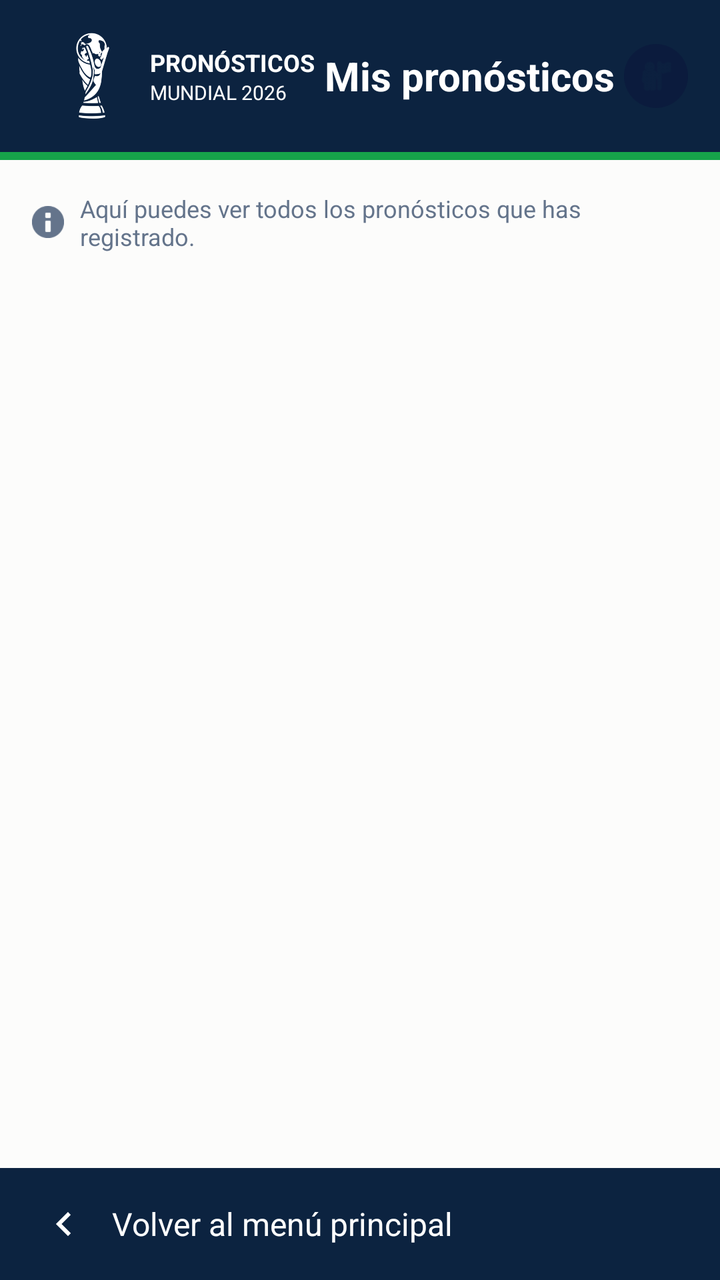
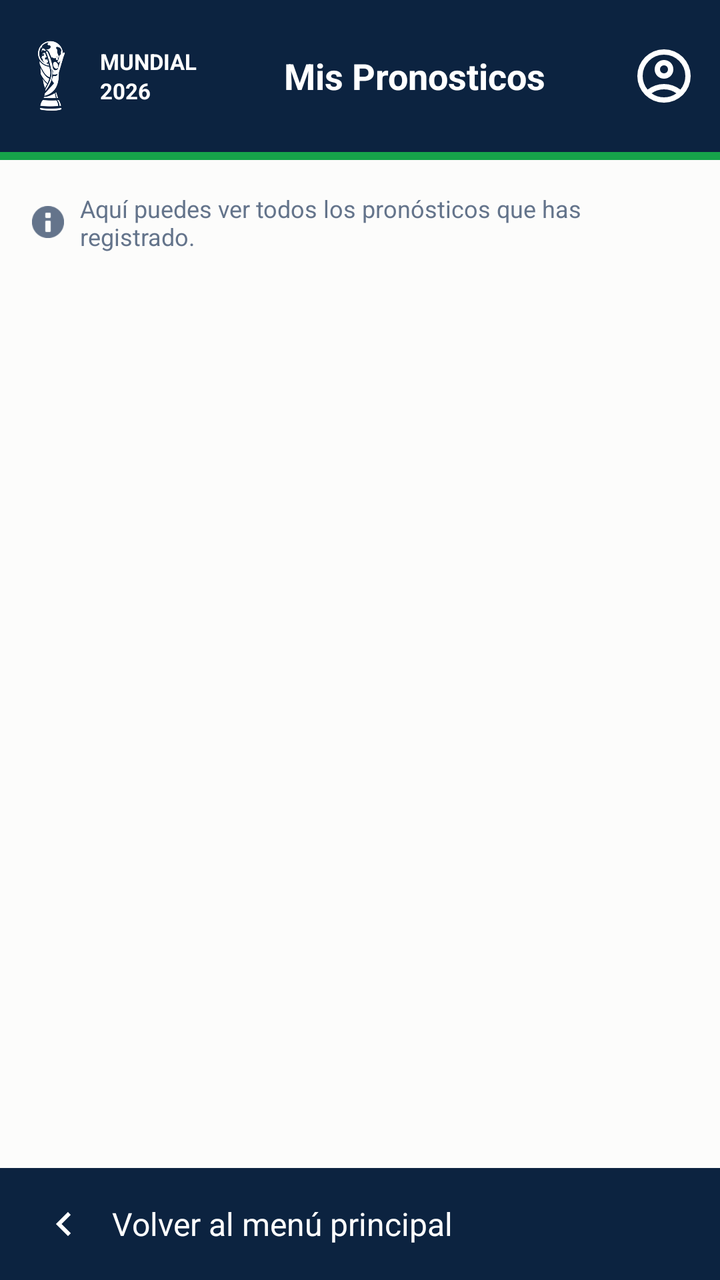

Before-and-after screenshots of an Android layout around one commit, followed by the original layout XML and the change that was made.
<!-- AndroidManifest.xml: application theme Theme.POO4_2P_GUERRERO_MARQUEZ_PALAGUACHI -->
<!-- res/layout/activity_mis_pronosticos.xml -->
<?xml version="1.0" encoding="utf-8"?>
<LinearLayout xmlns:android="http://schemas.android.com/apk/res/android"
    xmlns:app="http://schemas.android.com/apk/res-auto"
    android:layout_width="match_parent"
    android:layout_height="match_parent"
    android:background="#FCFCFB"
    android:orientation="vertical">

    <LinearLayout
        android:layout_width="match_parent"
        android:layout_height="76dp"
        android:background="#0C2340"
        android:gravity="center_vertical"
        android:orientation="horizontal"
        android:paddingHorizontal="16dp">

        <ImageView
            android:layout_width="59dp"
            android:layout_height="50dp"
            android:src="@drawable/copa_mundial_blanca" />

        <LinearLayout
            android:layout_width="wrap_content"
            android:layout_height="wrap_content"
            android:orientation="vertical">

            <TextView
                android:layout_width="wrap_content"
                android:layout_height="wrap_content"
                android:text="PRONÓSTICOS"
                android:textColor="#FFFFFF"
                android:textSize="12sp"
                android:textStyle="bold" />
            <TextView
                android:layout_width="wrap_content"
                android:layout_height="wrap_content"
                android:text="MUNDIAL 2026"
                android:textColor="#FFFFFF"
                android:textSize="10sp" />
        </LinearLayout>

        <TextView
            android:layout_width="0dp"
            android:layout_height="wrap_content"
            android:layout_weight="1"
            android:gravity="center"
            android:text="Mis pronósticos"
            android:textColor="#FFFFFF"
            android:textSize="20sp"
            android:textStyle="bold" />

        <ImageView
            android:layout_width="32dp"
            android:layout_height="32dp"
            android:background="@drawable/shape_circle_avatar"
            android:padding="6dp"
            android:src="@android:drawable/ic_menu_myplaces"
            app:tint="#0C2340" />
    </LinearLayout>

    <View
        android:layout_width="match_parent"
        android:layout_height="4dp"
        android:background="#16A34A" />

    <LinearLayout
        android:layout_width="match_parent"
        android:layout_height="wrap_content"
        android:layout_marginTop="16dp"
        android:layout_marginBottom="8dp"
        android:layout_marginHorizontal="16dp"
        android:gravity="center_vertical"
        android:orientation="horizontal">

        <ImageView
            android:layout_width="16dp"
            android:layout_height="16dp"
            android:src="@android:drawable/ic_dialog_info"
            app:tint="#64748B" />

        <TextView
            android:layout_width="wrap_content"
            android:layout_height="wrap_content"
            android:layout_marginStart="8dp"
            android:text="Aquí puedes ver todos los pronósticos que has registrado."
            android:textColor="#64748B"
            android:textSize="12sp" />
    </LinearLayout>

    <ScrollView
        android:layout_width="match_parent"
        android:layout_height="0dp"
        android:layout_weight="1"
        android:fillViewport="true">

        <LinearLayout
            android:id="@+id/containerPronosticos"
            android:layout_width="match_parent"
            android:layout_height="wrap_content"
            android:orientation="vertical"
            android:paddingHorizontal="16dp"
            android:paddingBottom="16dp" />
    </ScrollView>

    <LinearLayout
        android:id="@+id/btnVolver"
        android:layout_width="match_parent"
        android:layout_height="56dp"
        android:background="#0C2340"
        android:clickable="true"
        android:focusable="true"
        android:gravity="center_vertical"
        android:onClick="volverAlMenu"
        android:orientation="horizontal"
        android:paddingHorizontal="20dp">

        <ImageView
            android:layout_width="24dp"
            android:layout_height="24dp"
            android:src="@drawable/ic_flecha_derecha"
            android:rotation="180"
            app:tint="#FFFFFF" />

        <TextView
            android:layout_width="wrap_content"
            android:layout_height="wrap_content"
            android:layout_marginStart="12dp"
            android:text="Volver al menú principal"
            android:textColor="#FFFFFF"
            android:textSize="16sp" />
    </LinearLayout>

</LinearLayout>
<!-- resources referenced by this layout -->
<resources>
  <!-- drawable copa_mundial_blanca: png bitmap (drawable, 53141 bytes) -->
  <!-- drawable ic_flecha_derecha (drawable) -->
  <vector xmlns:android="http://schemas.android.com/apk/res/android"
      android:width="24dp"
      android:height="24dp"
      android:viewportWidth="24"
      android:viewportHeight="24">
      <path
          android:fillColor="#0C2340"
          android:pathData="M8.59,16.58L13.17,12L8.59,7.41L10,6L16,12L10,18L8.59,16.58Z"/>
  </vector>
  <!-- drawable shape_circle_avatar (drawable) -->
  <?xml version="1.0" encoding="utf-8"?>
  <shape xmlns:android="http://schemas.android.com/apk/res/android"
      android:shape="oval">
      <solid android:color="#0B1B3D" />
  </shape>
  <style name="Theme.POO4_2P_GUERRERO_MARQUEZ_PALAGUACHI" parent="Base.Theme.POO4_2P_GUERRERO_MARQUEZ_PALAGUACHI" />
  <style name="Base.Theme.POO4_2P_GUERRERO_MARQUEZ_PALAGUACHI" parent="Theme.Material3.DayNight.NoActionBar">
          
          
      </style>
</resources>

<!-- the commit's change to res/layout/activity_mis_pronosticos.xml (unified diff, before → after) -->
@@ -11,32 +11,35 @@
         android:layout_height="76dp"
         android:background="#0C2340"
         android:gravity="center_vertical"
-        android:orientation="horizontal"
-        android:paddingHorizontal="16dp">
+        android:orientation="horizontal">
 
         <ImageView
-            android:layout_width="59dp"
-            android:layout_height="50dp"
+            android:layout_width="48dp"
+            android:layout_height="42dp"
+            android:layout_marginStart="1dp"
             android:src="@drawable/copa_mundial_blanca" />
 
         <LinearLayout
             android:layout_width="wrap_content"
             android:layout_height="wrap_content"
+            android:layout_marginStart="1dp"
             android:orientation="vertical">
 
             <TextView
                 android:layout_width="wrap_content"
                 android:layout_height="wrap_content"
-                android:text="PRONÓSTICOS"
+                android:text="MUNDIAL"
                 android:textColor="#FFFFFF"
-                android:textSize="12sp"
+                android:textSize="11sp"
                 android:textStyle="bold" />
+
             <TextView
                 android:layout_width="wrap_content"
                 android:layout_height="wrap_content"
-                android:text="MUNDIAL 2026"
+                android:text="2026"
                 android:textColor="#FFFFFF"
-                android:textSize="10sp" />
+                android:textSize="11sp"
+                android:textStyle="bold" />
         </LinearLayout>
 
         <TextView
@@ -44,18 +47,18 @@
             android:layout_height="wrap_content"
             android:layout_weight="1"
             android:gravity="center"
-            android:text="Mis pronósticos"
+            android:text="Mis Pronosticos"
             android:textColor="#FFFFFF"
-            android:textSize="20sp"
+            android:textSize="18sp"
             android:textStyle="bold" />
 
         <ImageView
             android:layout_width="32dp"
-            android:layout_height="32dp"
-            android:background="@drawable/shape_circle_avatar"
-            android:padding="6dp"
-            android:src="@android:drawable/ic_menu_myplaces"
-            app:tint="#0C2340" />
+            android:layout_height="48dp"
+            android:layout_marginEnd="12dp"
+            android:src="@drawable/ic_persona"
+            app:tint="#FFFFFF" />
+
     </LinearLayout>
 
     <View
<!-- resource entries referenced after the edit -->
@@ -11,12 +11,12 @@
           android:fillColor="#0C2340"
           android:pathData="M8.59,16.58L13.17,12L8.59,7.41L10,6L16,12L10,18L8.59,16.58Z"/>
   </vector>
-  <!-- drawable shape_circle_avatar (drawable) -->
-  <?xml version="1.0" encoding="utf-8"?>
-  <shape xmlns:android="http://schemas.android.com/apk/res/android"
-      android:shape="oval">
-      <solid android:color="#0B1B3D" />
-  </shape>
+  <!-- drawable ic_persona (drawable) -->
+  <vector xmlns:android="http://schemas.android.com/apk/res/android" android:height="24dp" android:tint="#000000" android:viewportHeight="960" android:viewportWidth="960" android:width="24dp">
+        
+      <path android:fillColor="@android:color/white" android:pathData="M234,684Q285,645 348,622.5Q411,600 480,600Q549,600 612,622.5Q675,645 726,684Q761,643 780.5,591Q800,539 800,480Q800,347 706.5,253.5Q613,160 480,160Q347,160 253.5,253.5Q160,347 160,480Q160,539 179.5,591Q199,643 234,684ZM380.5,479.5Q340,439 340,380Q340,321 380.5,280.5Q421,240 480,240Q539,240 579.5,280.5Q620,321 620,380Q620,439 579.5,479.5Q539,520 480,520Q421,520 380.5,479.5ZM480,880Q397,880 324,848.5Q251,817 197,763Q143,709 111.5,636Q80,563 80,480Q80,397 111.5,324Q143,251 197,197Q251,143 324,111.5Q397,80 480,80Q563,80 636,111.5Q709,143 763,197Q817,251 848.5,324Q880,397 880,480Q880,563 848.5,636Q817,709 763,763Q709,817 636,848.5Q563,880 480,880ZM580,784.5Q627,769 666,740Q627,711 580,695.5Q533,680 480,680Q427,680 380,695.5Q333,711 294,740Q333,769 380,784.5Q427,800 480,800Q533,800 580,784.5ZM523,423Q540,406 540,380Q540,354 523,337Q506,320 480,320Q454,320 437,337Q420,354 420,380Q420,406 437,423Q454,440 480,440Q506,440 523,423ZM480,380Q480,380 480,380Q480,380 480,380Q480,380 480,380Q480,380 480,380Q480,380 480,380Q480,380 480,380Q480,380 480,380Q480,380 480,380ZM480,740Q480,740 480,740Q480,740 480,740Q480,740 480,740Q480,740 480,740Q480,740 480,740Q480,740 480,740Q480,740 480,740Q480,740 480,740Z"/>
+      
+  </vector>
   <style name="Theme.POO4_2P_GUERRERO_MARQUEZ_PALAGUACHI" parent="Base.Theme.POO4_2P_GUERRERO_MARQUEZ_PALAGUACHI" />
   <style name="Base.Theme.POO4_2P_GUERRERO_MARQUEZ_PALAGUACHI" parent="Theme.Material3.DayNight.NoActionBar">
           
